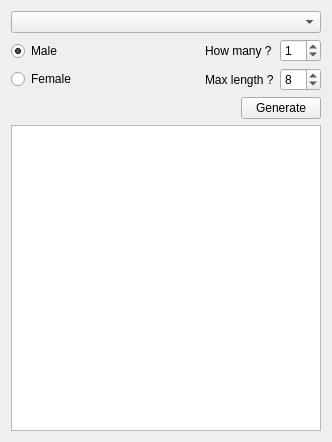
Rolisteam/rolisteam, file NameGenerator/namegeneratorwidget.ui: the form before one commit.
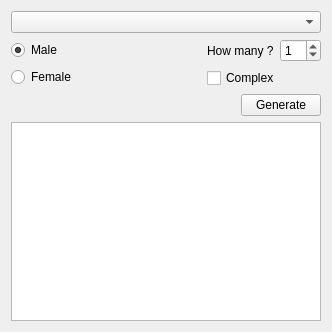
The form after the commit. Icons and pictures are not drawn.

Commit message: -Change the data management. -Add last name management. -Add star wars data for generation.

```diff
--- a/NameGenerator/namegeneratorwidget.ui
+++ b/NameGenerator/namegeneratorwidget.ui
@@ -7,7 +7,7 @@
     <x>0</x>
     <y>0</y>
     <width>332</width>
-    <height>442</height>
+    <height>332</height>
    </rect>
   </property>
   <property name="windowTitle">
@@ -76,17 +76,10 @@
          </property>
         </widget>
        </item>
-       <item row="1" column="0">
-        <widget class="QLabel" name="label_2">
+       <item row="1" column="0" colspan="2">
+        <widget class="QCheckBox" name="m_complexName">
          <property name="text">
-          <string>Max length ?</string>
-         </property>
-        </widget>
-       </item>
-       <item row="1" column="1">
-        <widget class="QSpinBox" name="m_nameLenght">
-         <property name="value">
-          <number>8</number>
+          <string>Complex</string>
          </property>
         </widget>
        </item>
```
The commit also changes 2 other files.
